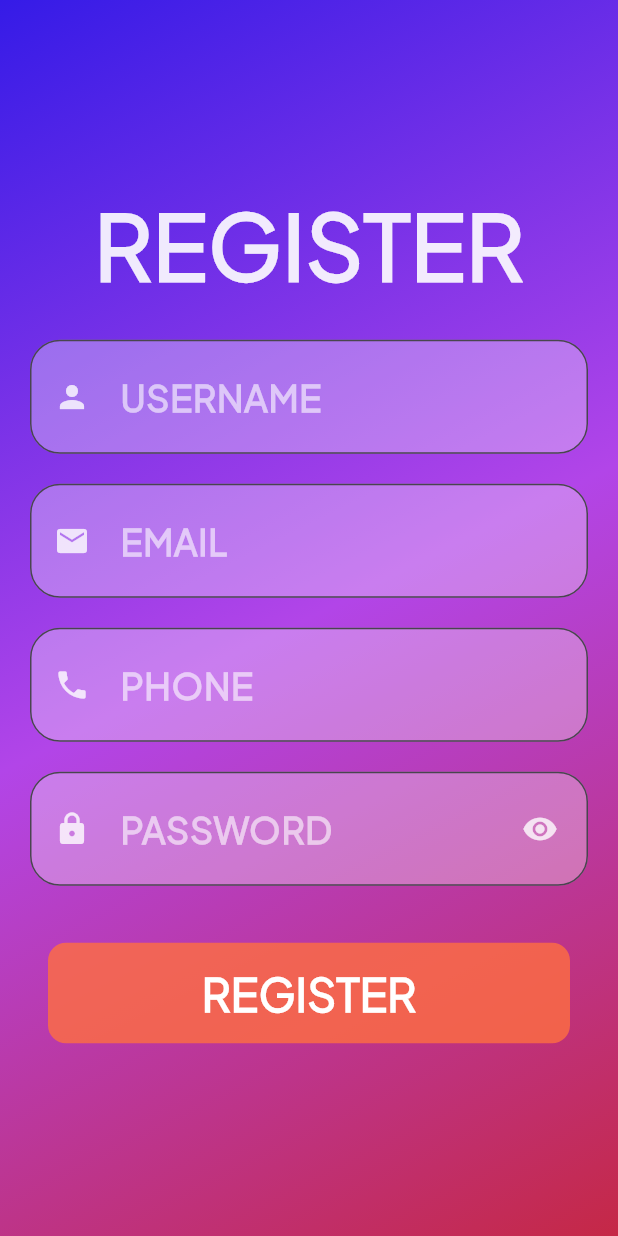
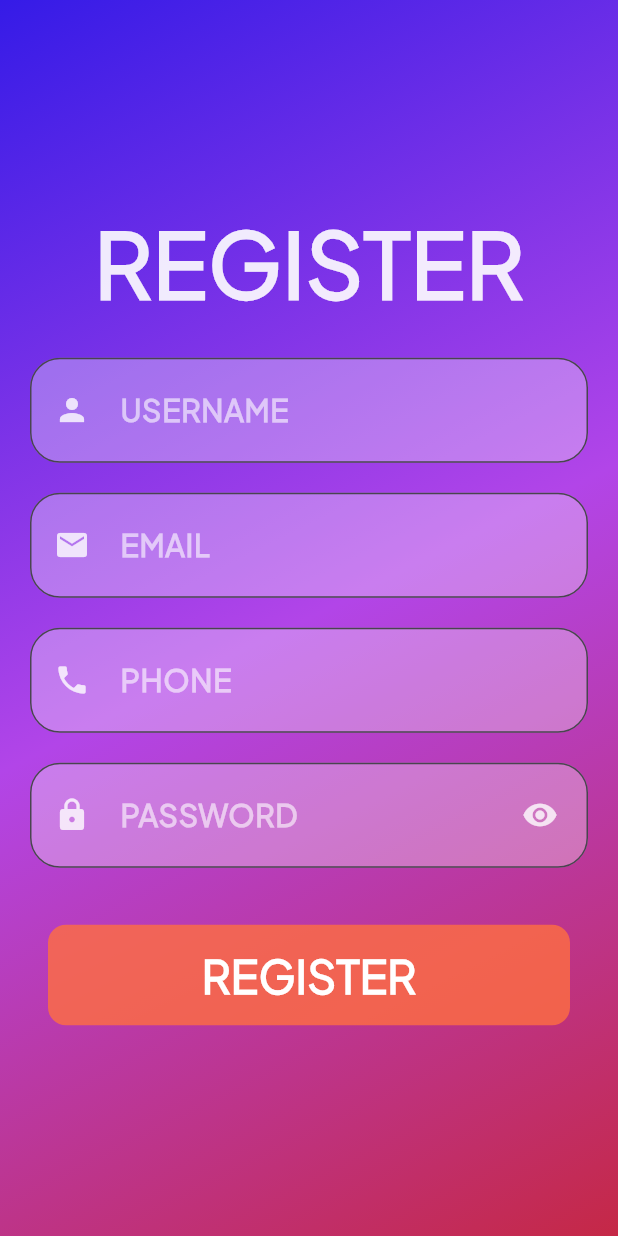
Before and after one commit to Amr3006/Socail_App, a Flutter app: the screen it shows after launch, after a tap on "Register Now!", on a phone screen of 412 x 824 dp. Run offline on Flutter 3.47's test engine with Material 3 defaults, Android fonts, the phone set to English and light mode, and no system bars; our stand-ins replace bloc, cloud_firestore, conditional_builder_null_safety, firebase_auth, firebase_core, firebase_storage and 3 more; missing offline and left inert: icon_broken; accounts and stored records are empty; network calls fail.

Commit message:
Me (#4)
* tr

* tr

* last update

```diff
--- a/lib/Screens/Layout Screens/HomeScreen.dart
+++ b/lib/Screens/Layout Screens/HomeScreen.dart
@@ -118,9 +118,10 @@
   Widget listBuilder(
           BuildContext context, postModel post, UserModel model, int index) =>
       Card(
-          elevation: 10,
+          elevation: 6,
           clipBehavior: Clip.antiAliasWithSaveLayer,
           margin: const EdgeInsets.all(6),
+          surfaceTintColor: Colors.white,
           child: Padding(
             padding: const EdgeInsets.all(16.0),
             child: Column(
--- a/lib/Screens/loginScreen.dart
+++ b/lib/Screens/loginScreen.dart
@@ -49,6 +49,8 @@
                   padding: const EdgeInsets.all(20.0),
                   child: Form(
                     key: formKey,
+                    child: Center(
+                      child: SingleChildScrollView(
                         child: Column(
                           mainAxisAlignment: MainAxisAlignment.center,
                           children: [
@@ -132,6 +134,8 @@
                       ),
                     ),
                   ),
+                ),
+              ),
                 fallback: (context) => const Center(child: CircularProgressIndicator(color: Colors.white,)) ,
               )
             ));
--- a/lib/Screens/registerScreen.dart
+++ b/lib/Screens/registerScreen.dart
@@ -49,6 +49,8 @@
                   padding: const EdgeInsets.all(20.0),
                   child: Form(
                     key: formKey,
+                    child: Center(
+                      child: SingleChildScrollView(
                         child: Column(
                           mainAxisAlignment: MainAxisAlignment.center,
                           children: [
@@ -159,6 +161,8 @@
                       ),
                     ),
                   ),
+                ),
+              ),
                 fallback: (context) => const Center(child: CircularProgressIndicator(color: Colors.white,),),
               ),
             );
--- a/lib/Shared/Components.dart
+++ b/lib/Shared/Components.dart
@@ -27,7 +27,8 @@
 onChanged: onEdit,
 style: TextStyle(
     color: Colors.white.withOpacity(0.8),
-    fontWeight: FontWeight.bold
+    fontWeight: FontWeight.bold,
+    fontSize: 20
 ),
 decoration: InputDecoration(
   contentPadding: const EdgeInsets.symmetric(horizontal: 100,vertical: 20),
```
Also changed, not shown: lib/main.dart (line endings or trailing spaces), pubspec.lock, 5 other files. Lines whose indentation alone changed are shown as unchanged.
